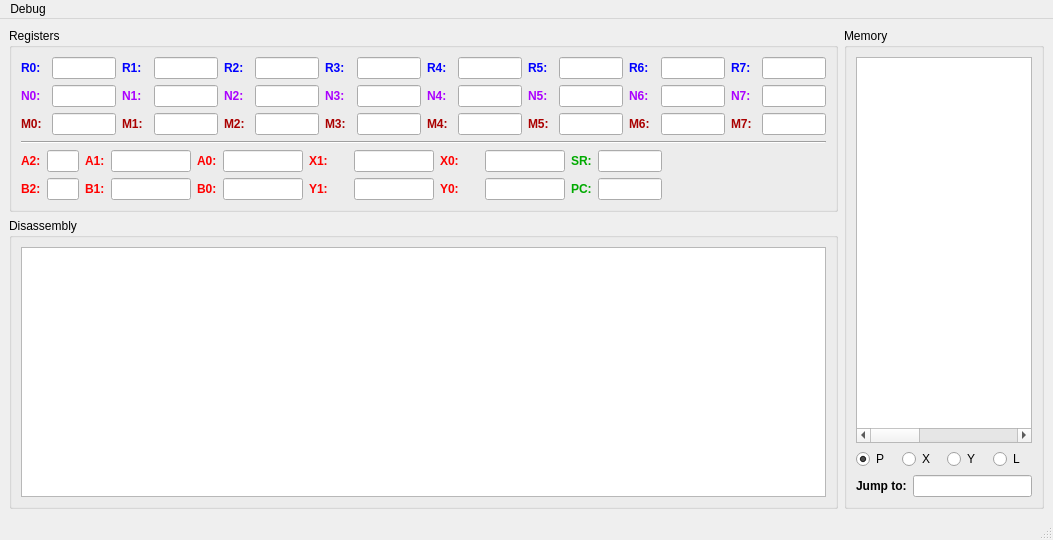
mikrosk/cute56, file display/debugger.ui: the form before one commit.
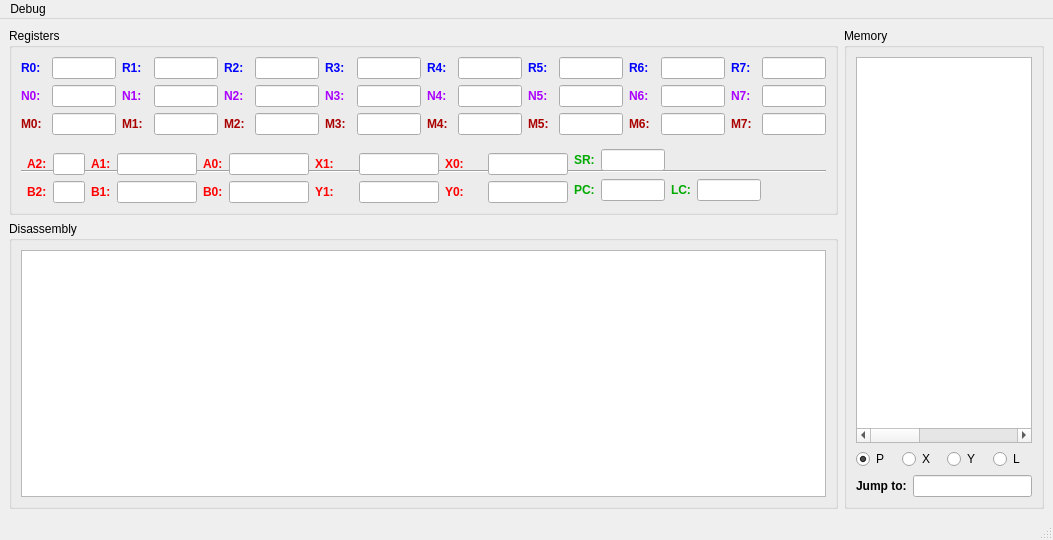
The form after the commit.

Commit message: Add LC register, too.

Patch:
```diff
--- a/display/debugger.ui
+++ b/display/debugger.ui
@@ -20,277 +20,8 @@
       <property name="title">
        <string>Registers</string>
       </property>
-      <layout class="QGridLayout" name="gridLayout_15">
-       <item row="2" column="0">
-        <layout class="QHBoxLayout" name="horizontalLayout_5">
-         <item>
-          <layout class="QGridLayout" name="gridLayout_16">
-           <item row="0" column="0">
-            <widget class="QLabel" name="label_38">
-             <property name="text">
-              <string>&lt;html&gt;&lt;head/&gt;&lt;body&gt;&lt;p&gt;&lt;span style=&quot; font-weight:600; color:#ff0000;&quot;&gt;A2:&lt;/span&gt;&lt;/p&gt;&lt;/body&gt;&lt;/html&gt;</string>
-             </property>
-            </widget>
-           </item>
-           <item row="0" column="1">
-            <widget class="QLineEdit" name="lineEditA2">
-             <property name="maximumSize">
-              <size>
-               <width>32</width>
-               <height>16777215</height>
-              </size>
-             </property>
-             <property name="inputMask">
-              <string>HH</string>
-             </property>
-            </widget>
-           </item>
-           <item row="0" column="3">
-            <widget class="QLabel" name="label_39">
-             <property name="text">
-              <string>&lt;html&gt;&lt;head/&gt;&lt;body&gt;&lt;p&gt;&lt;span style=&quot; font-weight:600; color:#ff0000;&quot;&gt;A1:&lt;/span&gt;&lt;/p&gt;&lt;/body&gt;&lt;/html&gt;</string>
-             </property>
-            </widget>
-           </item>
-           <item row="0" column="4">
-            <widget class="QLineEdit" name="lineEditA1">
-             <property name="maximumSize">
-              <size>
-               <width>80</width>
-               <height>16777215</height>
-              </size>
-             </property>
-             <property name="inputMask">
-              <string>HHHHHH</string>
-             </property>
-            </widget>
-           </item>
-           <item row="0" column="5">
-            <widget class="QLabel" name="label_40">
-             <property name="text">
-              <string>&lt;html&gt;&lt;head/&gt;&lt;body&gt;&lt;p&gt;&lt;span style=&quot; font-weight:600; color:#ff0000;&quot;&gt;A0:&lt;/span&gt;&lt;/p&gt;&lt;/body&gt;&lt;/html&gt;</string>
-             </property>
-            </widget>
-           </item>
-           <item row="0" column="6">
-            <widget class="QLineEdit" name="lineEditA0">
-             <property name="maximumSize">
-              <size>
-               <width>80</width>
-               <height>16777215</height>
-              </size>
-             </property>
-             <property name="inputMask">
-              <string>HHHHHH</string>
-             </property>
-            </widget>
-           </item>
-           <item row="1" column="0">
-            <widget class="QLabel" name="label_41">
-             <property name="text">
-              <string>&lt;html&gt;&lt;head/&gt;&lt;body&gt;&lt;p&gt;&lt;span style=&quot; font-weight:600; color:#ff0000;&quot;&gt;B2:&lt;/span&gt;&lt;/p&gt;&lt;/body&gt;&lt;/html&gt;</string>
-             </property>
-            </widget>
-           </item>
-           <item row="1" column="1">
-            <widget class="QLineEdit" name="lineEditB2">
-             <property name="maximumSize">
-              <size>
-               <width>32</width>
-               <height>16777215</height>
-              </size>
-             </property>
-             <property name="inputMask">
-              <string>HH</string>
-             </property>
-            </widget>
-           </item>
-           <item row="1" column="3">
-            <widget class="QLabel" name="label_42">
-             <property name="text">
-              <string>&lt;html&gt;&lt;head/&gt;&lt;body&gt;&lt;p&gt;&lt;span style=&quot; font-weight:600; color:#ff0000;&quot;&gt;B1:&lt;/span&gt;&lt;/p&gt;&lt;/body&gt;&lt;/html&gt;</string>
-             </property>
-            </widget>
-           </item>
-           <item row="1" column="4">
-            <widget class="QLineEdit" name="lineEditB1">
-             <property name="maximumSize">
-              <size>
-               <width>80</width>
-               <height>16777215</height>
-              </size>
-             </property>
-             <property name="inputMask">
-              <string>HHHHHH</string>
-             </property>
-            </widget>
-           </item>
-           <item row="1" column="5">
-            <widget class="QLabel" name="label_43">
-             <property name="text">
-              <string>&lt;html&gt;&lt;head/&gt;&lt;body&gt;&lt;p&gt;&lt;span style=&quot; font-weight:600; color:#ff0000;&quot;&gt;B0:&lt;/span&gt;&lt;/p&gt;&lt;/body&gt;&lt;/html&gt;</string>
-             </property>
-            </widget>
-           </item>
-           <item row="1" column="6">
-            <widget class="QLineEdit" name="lineEditB0">
-             <property name="maximumSize">
-              <size>
-               <width>80</width>
-               <height>16777215</height>
-              </size>
-             </property>
-             <property name="inputMask">
-              <string>HHHHHH</string>
-             </property>
-            </widget>
-           </item>
-          </layout>
-         </item>
-         <item>
-          <layout class="QGridLayout" name="gridLayout_17">
-           <item row="0" column="0">
-            <widget class="QLabel" name="label_44">
-             <property name="text">
-              <string>&lt;html&gt;&lt;head/&gt;&lt;body&gt;&lt;p&gt;&lt;span style=&quot; font-weight:600; color:#ff0000;&quot;&gt;X1:&lt;/span&gt;&lt;/p&gt;&lt;/body&gt;&lt;/html&gt;</string>
-             </property>
-            </widget>
-           </item>
-           <item row="0" column="1">
-            <widget class="QLineEdit" name="lineEditX1">
-             <property name="maximumSize">
-              <size>
-               <width>80</width>
-               <height>16777215</height>
-              </size>
-             </property>
-             <property name="inputMask">
-              <string>HHHHHH</string>
-             </property>
-            </widget>
-           </item>
-           <item row="0" column="2">
-            <widget class="QLabel" name="label_45">
-             <property name="text">
-              <string>&lt;html&gt;&lt;head/&gt;&lt;body&gt;&lt;p&gt;&lt;span style=&quot; font-weight:600; color:#ff0000;&quot;&gt;X0:&lt;/span&gt;&lt;/p&gt;&lt;/body&gt;&lt;/html&gt;</string>
-             </property>
-            </widget>
-           </item>
-           <item row="0" column="3">
-            <widget class="QLineEdit" name="lineEditX0">
-             <property name="maximumSize">
-              <size>
-               <width>80</width>
-               <height>16777215</height>
-              </size>
-             </property>
-             <property name="inputMask">
-              <string>HHHHHH</string>
-             </property>
-            </widget>
-           </item>
-           <item row="1" column="0">
-            <widget class="QLabel" name="label_46">
-             <property name="text">
-              <string>&lt;html&gt;&lt;head/&gt;&lt;body&gt;&lt;p&gt;&lt;span style=&quot; font-weight:600; color:#ff0000;&quot;&gt;Y1:&lt;/span&gt;&lt;/p&gt;&lt;/body&gt;&lt;/html&gt;</string>
-             </property>
-            </widget>
-           </item>
-           <item row="1" column="1">
-            <widget class="QLineEdit" name="lineEditY1">
-             <property name="maximumSize">
-              <size>
-               <width>80</width>
-               <height>16777215</height>
-              </size>
-             </property>
-             <property name="inputMask">
-              <string>HHHHHH</string>
-             </property>
-            </widget>
-           </item>
-           <item row="1" column="2">
-            <widget class="QLabel" name="label_47">
-             <property name="text">
-              <string>&lt;html&gt;&lt;head/&gt;&lt;body&gt;&lt;p&gt;&lt;span style=&quot; font-weight:600; color:#ff0000;&quot;&gt;Y0:&lt;/span&gt;&lt;/p&gt;&lt;/body&gt;&lt;/html&gt;</string>
-             </property>
-            </widget>
-           </item>
-           <item row="1" column="3">
-            <widget class="QLineEdit" name="lineEditY0">
-             <property name="maximumSize">
-              <size>
-               <width>80</width>
-               <height>16777215</height>
-              </size>
-             </property>
-             <property name="inputMask">
-              <string>HHHHHH</string>
-             </property>
-            </widget>
-           </item>
-          </layout>
-         </item>
-         <item>
-          <layout class="QGridLayout" name="gridLayout_18">
-           <item row="0" column="0">
-            <widget class="QLabel" name="label_48">
-             <property name="text">
-              <string>&lt;html&gt;&lt;head/&gt;&lt;body&gt;&lt;p&gt;&lt;span style=&quot; font-weight:600; color:#00aa00;&quot;&gt;SR:&lt;/span&gt;&lt;/p&gt;&lt;/body&gt;&lt;/html&gt;</string>
-             </property>
-            </widget>
-           </item>
-           <item row="1" column="0">
-            <widget class="QLabel" name="label_49">
-             <property name="text">
-              <string>&lt;html&gt;&lt;head/&gt;&lt;body&gt;&lt;p&gt;&lt;span style=&quot; font-weight:600; color:#00aa00;&quot;&gt;PC:&lt;/span&gt;&lt;/p&gt;&lt;/body&gt;&lt;/html&gt;</string>
-             </property>
-            </widget>
-           </item>
-           <item row="1" column="1">
-            <widget class="QLineEdit" name="lineEditPC">
-             <property name="maximumSize">
-              <size>
-               <width>64</width>
-               <height>16777215</height>
-              </size>
-             </property>
-             <property name="inputMask">
-              <string>HHHH</string>
-             </property>
-            </widget>
-           </item>
-           <item row="0" column="1">
-            <widget class="QLineEdit" name="lineEditSR">
-             <property name="maximumSize">
-              <size>
-               <width>64</width>
-               <height>16777215</height>
-              </size>
-             </property>
-             <property name="inputMask">
-              <string>HHHH</string>
-             </property>
-            </widget>
-           </item>
-           <item row="1" column="2">
-            <spacer name="horizontalSpacer">
-             <property name="orientation">
-              <enum>Qt::Horizontal</enum>
-             </property>
-             <property name="sizeHint" stdset="0">
-              <size>
-               <width>40</width>
-               <height>20</height>
-              </size>
-             </property>
-            </spacer>
-           </item>
-          </layout>
-         </item>
-        </layout>
-       </item>
-       <item row="0" column="0">
+      <layout class="QGridLayout" name="gridLayout_2">
+       <item row="0" column="0" colspan="4">
         <layout class="QHBoxLayout" name="horizontalLayout_6">
          <item>
           <layout class="QGridLayout" name="gridLayout_19">
@@ -836,13 +567,311 @@
          </item>
         </layout>
        </item>
-       <item row="1" column="0">
+       <item row="1" column="0" rowspan="3" colspan="4">
         <widget class="Line" name="line">
          <property name="orientation">
           <enum>Qt::Horizontal</enum>
          </property>
         </widget>
        </item>
+       <item row="2" column="3" rowspan="2">
+        <layout class="QGridLayout" name="gridLayout">
+         <item row="0" column="2" colspan="2">
+          <spacer name="horizontalSpacer">
+           <property name="orientation">
+            <enum>Qt::Horizontal</enum>
+           </property>
+           <property name="sizeHint" stdset="0">
+            <size>
+             <width>40</width>
+             <height>20</height>
+            </size>
+           </property>
+          </spacer>
+         </item>
+         <item row="1" column="0">
+          <widget class="QLabel" name="label_49">
+           <property name="text">
+            <string>&lt;html&gt;&lt;head/&gt;&lt;body&gt;&lt;p&gt;&lt;span style=&quot; font-weight:600; color:#00aa00;&quot;&gt;PC:&lt;/span&gt;&lt;/p&gt;&lt;/body&gt;&lt;/html&gt;</string>
+           </property>
+          </widget>
+         </item>
+         <item row="1" column="3">
+          <widget class="QLineEdit" name="lineEditLC">
+           <property name="maximumSize">
+            <size>
+             <width>64</width>
+             <height>16777215</height>
+            </size>
+           </property>
+           <property name="inputMask">
+            <string>HHHH</string>
+           </property>
+          </widget>
+         </item>
+         <item row="0" column="1">
+          <widget class="QLineEdit" name="lineEditSR">
+           <property name="maximumSize">
+            <size>
+             <width>64</width>
+             <height>16777215</height>
+            </size>
+           </property>
+           <property name="inputMask">
+            <string>HHHH</string>
+           </property>
+          </widget>
+         </item>
+         <item row="1" column="1">
+          <widget class="QLineEdit" name="lineEditPC">
+           <property name="maximumSize">
+            <size>
+             <width>64</width>
+             <height>16777215</height>
+            </size>
+           </property>
+           <property name="inputMask">
+            <string>HHHH</string>
+           </property>
+          </widget>
+         </item>
+         <item row="1" column="2">
+          <widget class="QLabel" name="label_75">
+           <property name="text">
+            <string>&lt;html&gt;&lt;head/&gt;&lt;body&gt;&lt;p&gt;&lt;span style=&quot; font-weight:600; color:#00aa00;&quot;&gt;LC:&lt;/span&gt;&lt;/p&gt;&lt;/body&gt;&lt;/html&gt;</string>
+           </property>
+          </widget>
+         </item>
+         <item row="0" column="0">
+          <widget class="QLabel" name="label_48">
+           <property name="text">
+            <string>&lt;html&gt;&lt;head/&gt;&lt;body&gt;&lt;p&gt;&lt;span style=&quot; font-weight:600; color:#00aa00;&quot;&gt;SR:&lt;/span&gt;&lt;/p&gt;&lt;/body&gt;&lt;/html&gt;</string>
+           </property>
+          </widget>
+         </item>
+         <item row="1" column="4">
+          <spacer name="horizontalSpacer_2">
+           <property name="orientation">
+            <enum>Qt::Horizontal</enum>
+           </property>
+           <property name="sizeHint" stdset="0">
+            <size>
+             <width>40</width>
+             <height>20</height>
+            </size>
+           </property>
+          </spacer>
+         </item>
+        </layout>
+       </item>
+       <item row="3" column="1">
+        <layout class="QGridLayout" name="gridLayout_16">
+         <item row="0" column="0">
+          <widget class="QLabel" name="label_38">
+           <property name="text">
+            <string>&lt;html&gt;&lt;head/&gt;&lt;body&gt;&lt;p&gt;&lt;span style=&quot; font-weight:600; color:#ff0000;&quot;&gt;A2:&lt;/span&gt;&lt;/p&gt;&lt;/body&gt;&lt;/html&gt;</string>
+           </property>
+          </widget>
+         </item>
+         <item row="0" column="1">
+          <widget class="QLineEdit" name="lineEditA2">
+           <property name="maximumSize">
+            <size>
+             <width>32</width>
+             <height>16777215</height>
+            </size>
+           </property>
+           <property name="inputMask">
+            <string>HH</string>
+           </property>
+          </widget>
+         </item>
+         <item row="0" column="3">
+          <widget class="QLabel" name="label_39">
+           <property name="text">
+            <string>&lt;html&gt;&lt;head/&gt;&lt;body&gt;&lt;p&gt;&lt;span style=&quot; font-weight:600; color:#ff0000;&quot;&gt;A1:&lt;/span&gt;&lt;/p&gt;&lt;/body&gt;&lt;/html&gt;</string>
+           </property>
+          </widget>
+         </item>
+         <item row="0" column="4">
+          <widget class="QLineEdit" name="lineEditA1">
+           <property name="maximumSize">
+            <size>
+             <width>80</width>
+             <height>16777215</height>
+            </size>
+           </property>
+           <property name="inputMask">
+            <string>HHHHHH</string>
+           </property>
+          </widget>
+         </item>
+         <item row="0" column="5">
+          <widget class="QLabel" name="label_40">
+           <property name="text">
+            <string>&lt;html&gt;&lt;head/&gt;&lt;body&gt;&lt;p&gt;&lt;span style=&quot; font-weight:600; color:#ff0000;&quot;&gt;A0:&lt;/span&gt;&lt;/p&gt;&lt;/body&gt;&lt;/html&gt;</string>
+           </property>
+          </widget>
+         </item>
+         <item row="0" column="6">
+          <widget class="QLineEdit" name="lineEditA0">
+           <property name="maximumSize">
+            <size>
+             <width>80</width>
+             <height>16777215</height>
+            </size>
+           </property>
+           <property name="inputMask">
+            <string>HHHHHH</string>
+           </property>
+          </widget>
+         </item>
+         <item row="1" column="0">
+          <widget class="QLabel" name="label_41">
+           <property name="text">
+            <string>&lt;html&gt;&lt;head/&gt;&lt;body&gt;&lt;p&gt;&lt;span style=&quot; font-weight:600; color:#ff0000;&quot;&gt;B2:&lt;/span&gt;&lt;/p&gt;&lt;/body&gt;&lt;/html&gt;</string>
+           </property>
+          </widget>
+         </item>
+         <item row="1" column="1">
+          <widget class="QLineEdit" name="lineEditB2">
+           <property name="maximumSize">
+            <size>
+             <width>32</width>
+             <height>16777215</height>
+            </size>
+           </property>
+           <property name="inputMask">
+            <string>HH</string>
+           </property>
+          </widget>
+         </item>
+         <item row="1" column="3">
+          <widget class="QLabel" name="label_42">
+           <property name="text">
+            <string>&lt;html&gt;&lt;head/&gt;&lt;body&gt;&lt;p&gt;&lt;span style=&quot; font-weight:600; color:#ff0000;&quot;&gt;B1:&lt;/span&gt;&lt;/p&gt;&lt;/body&gt;&lt;/html&gt;</string>
+           </property>
+          </widget>
+         </item>
+         <item row="1" column="4">
+          <widget class="QLineEdit" name="lineEditB1">
+           <property name="maximumSize">
+            <size>
+             <width>80</width>
+             <height>16777215</height>
+            </size>
+           </property>
+           <property name="inputMask">
+            <string>HHHHHH</string>
+           </property>
+          </widget>
+         </item>
+         <item row="1" column="5">
+          <widget class="QLabel" name="label_43">
+           <property name="text">
+            <string>&lt;html&gt;&lt;head/&gt;&lt;body&gt;&lt;p&gt;&lt;span style=&quot; font-weight:600; color:#ff0000;&quot;&gt;B0:&lt;/span&gt;&lt;/p&gt;&lt;/body&gt;&lt;/html&gt;</string>
+           </property>
+          </widget>
+         </item>
+         <item row="1" column="6">
+          <widget class="QLineEdit" name="lineEditB0">
+           <property name="maximumSize">
+            <size>
+             <width>80</width>
+             <height>16777215</height>
+            </size>
+           </property>
+           <property name="inputMask">
+            <string>HHHHHH</string>
+           </property>
+          </widget>
+         </item>
+        </layout>
+       </item>
+       <item row="3" column="2">
+        <layout class="QGridLayout" name="gridLayout_17">
+         <item row="0" column="0">
+          <widget class="QLabel" name="label_44">
+           <property name="text">
+            <string>&lt;html&gt;&lt;head/&gt;&lt;body&gt;&lt;p&gt;&lt;span style=&quot; font-weight:600; color:#ff0000;&quot;&gt;X1:&lt;/span&gt;&lt;/p&gt;&lt;/body&gt;&lt;/html&gt;</string>
+           </property>
+          </widget>
+         </item>
+         <item row="0" column="1">
+          <widget class="QLineEdit" name="lineEditX1">
+           <property name="maximumSize">
+            <size>
+             <width>80</width>
+             <height>16777215</height>
+            </size>
+           </property>
+           <property name="inputMask">
+            <string>HHHHHH</string>
+           </property>
+          </widget>
+         </item>
+         <item row="0" column="2">
+          <widget class="QLabel" name="label_45">
+           <property name="text">
+            <string>&lt;html&gt;&lt;head/&gt;&lt;body&gt;&lt;p&gt;&lt;span style=&quot; font-weight:600; color:#ff0000;&quot;&gt;X0:&lt;/span&gt;&lt;/p&gt;&lt;/body&gt;&lt;/html&gt;</string>
+           </property>
+          </widget>
+         </item>
+         <item row="0" column="3">
+          <widget class="QLineEdit" name="lineEditX0">
+           <property name="maximumSize">
+            <size>
+             <width>80</width>
+             <height>16777215</height>
+            </size>
+           </property>
+           <property name="inputMask">
+            <string>HHHHHH</string>
+           </property>
+          </widget>
+         </item>
+         <item row="1" column="0">
+          <widget class="QLabel" name="label_46">
+           <property name="text">
+            <string>&lt;html&gt;&lt;head/&gt;&lt;body&gt;&lt;p&gt;&lt;span style=&quot; font-weight:600; color:#ff0000;&quot;&gt;Y1:&lt;/span&gt;&lt;/p&gt;&lt;/body&gt;&lt;/html&gt;</string>
+           </property>
+          </widget>
+         </item>
+         <item row="1" column="1">
+          <widget class="QLineEdit" name="lineEditY1">
+           <property name="maximumSize">
+            <size>
+             <width>80</width>
+             <height>16777215</height>
+            </size>
+           </property>
+           <property name="inputMask">
+            <string>HHHHHH</string>
+           </property>
+          </widget>
+         </item>
+         <item row="1" column="2">
+          <widget class="QLabel" name="label_47">
+           <property name="text">
+            <string>&lt;html&gt;&lt;head/&gt;&lt;body&gt;&lt;p&gt;&lt;span style=&quot; font-weight:600; color:#ff0000;&quot;&gt;Y0:&lt;/span&gt;&lt;/p&gt;&lt;/body&gt;&lt;/html&gt;</string>
+           </property>
+          </widget>
+         </item>
+         <item row="1" column="3">
+          <widget class="QLineEdit" name="lineEditY0">
+           <property name="maximumSize">
+            <size>
+             <width>80</width>
+             <height>16777215</height>
+            </size>
+           </property>
+           <property name="inputMask">
+            <string>HHHHHH</string>
+           </property>
+          </widget>
+         </item>
+        </layout>
+       </item>
       </layout>
      </widget>
     </item>
```
The commit also changes 2 other files.
